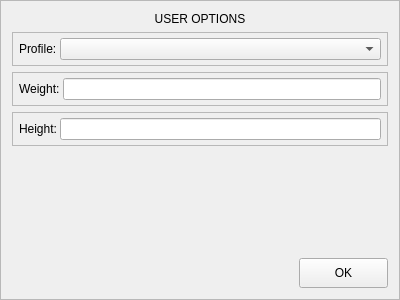
Before: the Qt Designer form Pilocik/useroptionswindow.ui in dotevo/Pilocik, drawn with Qt 5.
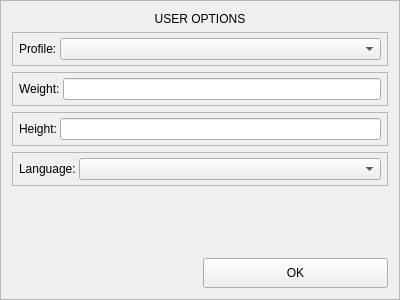
After: the same form once the commit is applied. Custom widgets are drawn as their Qt base class.

The edit to the form file:
```diff
--- a/Pilocik/useroptionswindow.ui
+++ b/Pilocik/useroptionswindow.ui
@@ -10,6 +10,12 @@
     <height>300</height>
    </rect>
   </property>
+  <property name="minimumSize">
+   <size>
+    <width>0</width>
+    <height>0</height>
+   </size>
+  </property>
   <property name="windowTitle">
    <string>Frame</string>
   </property>
@@ -20,7 +26,7 @@
    <enum>QFrame::Raised</enum>
   </property>
   <layout class="QGridLayout" name="gridLayout">
-   <item row="0" column="0" colspan="4">
+   <item row="0" column="0" colspan="2">
     <widget class="QLabel" name="userOptionsLabel">
      <property name="text">
       <string>USER OPTIONS</string>
@@ -30,7 +36,7 @@
      </property>
     </widget>
    </item>
-   <item row="2" column="0" colspan="4">
+   <item row="2" column="0" colspan="2">
     <widget class="QFrame" name="profileFrame">
      <property name="frameShape">
       <enum>QFrame::StyledPanel</enum>
@@ -74,7 +80,7 @@
      </layout>
     </widget>
    </item>
-   <item row="3" column="0" colspan="4">
+   <item row="3" column="0" colspan="2">
     <widget class="QFrame" name="weightFrame">
      <property name="frameShape">
       <enum>QFrame::StyledPanel</enum>
@@ -111,7 +117,7 @@
      </layout>
     </widget>
    </item>
-   <item row="4" column="0" colspan="4">
+   <item row="4" column="0" colspan="2">
     <widget class="QFrame" name="heightFrame">
      <property name="frameShape">
       <enum>QFrame::StyledPanel</enum>
@@ -148,20 +154,7 @@
      </layout>
     </widget>
    </item>
-   <item row="5" column="0" colspan="3">
-    <spacer name="verticalSpacer">
-     <property name="orientation">
-      <enum>Qt::Vertical</enum>
-     </property>
-     <property name="sizeHint" stdset="0">
-      <size>
-       <width>184</width>
-       <height>115</height>
-      </size>
-     </property>
-    </spacer>
-   </item>
-   <item row="6" column="3">
+   <item row="7" column="1">
     <widget class="QPushButton" name="okButton">
      <property name="minimumSize">
       <size>
@@ -174,6 +167,63 @@
      </property>
     </widget>
    </item>
+   <item row="5" column="0" colspan="2">
+    <widget class="QFrame" name="languagFrame">
+     <property name="frameShape">
+      <enum>QFrame::StyledPanel</enum>
+     </property>
+     <property name="frameShadow">
+      <enum>QFrame::Raised</enum>
+     </property>
+     <layout class="QHBoxLayout" name="horizontalLayout_5">
+      <property name="spacing">
+       <number>3</number>
+      </property>
+      <property name="leftMargin">
+       <number>6</number>
+      </property>
+      <property name="topMargin">
+       <number>5</number>
+      </property>
+      <property name="rightMargin">
+       <number>6</number>
+      </property>
+      <property name="bottomMargin">
+       <number>5</number>
+      </property>
+      <item>
+       <widget class="QLabel" name="languageLabel">
+        <property name="text">
+         <string>Language:</string>
+        </property>
+       </widget>
+      </item>
+      <item>
+       <widget class="QComboBox" name="languageComboBox">
+        <property name="sizePolicy">
+         <sizepolicy hsizetype="Expanding" vsizetype="Fixed">
+          <horstretch>0</horstretch>
+          <verstretch>0</verstretch>
+         </sizepolicy>
+        </property>
+       </widget>
+      </item>
+     </layout>
+    </widget>
+   </item>
+   <item row="6" column="0" colspan="2">
+    <spacer name="verticalSpacer">
+     <property name="orientation">
+      <enum>Qt::Vertical</enum>
+     </property>
+     <property name="sizeHint" stdset="0">
+      <size>
+       <width>20</width>
+       <height>40</height>
+      </size>
+     </property>
+    </spacer>
+   </item>
   </layout>
  </widget>
  <customwidgets>
```
